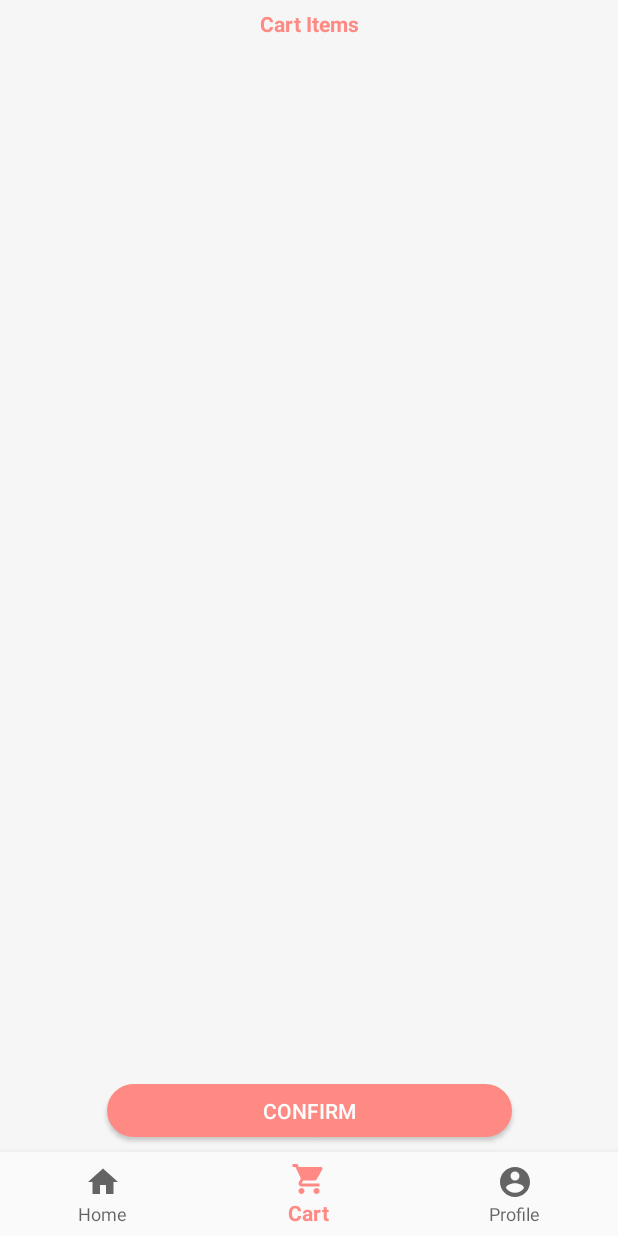
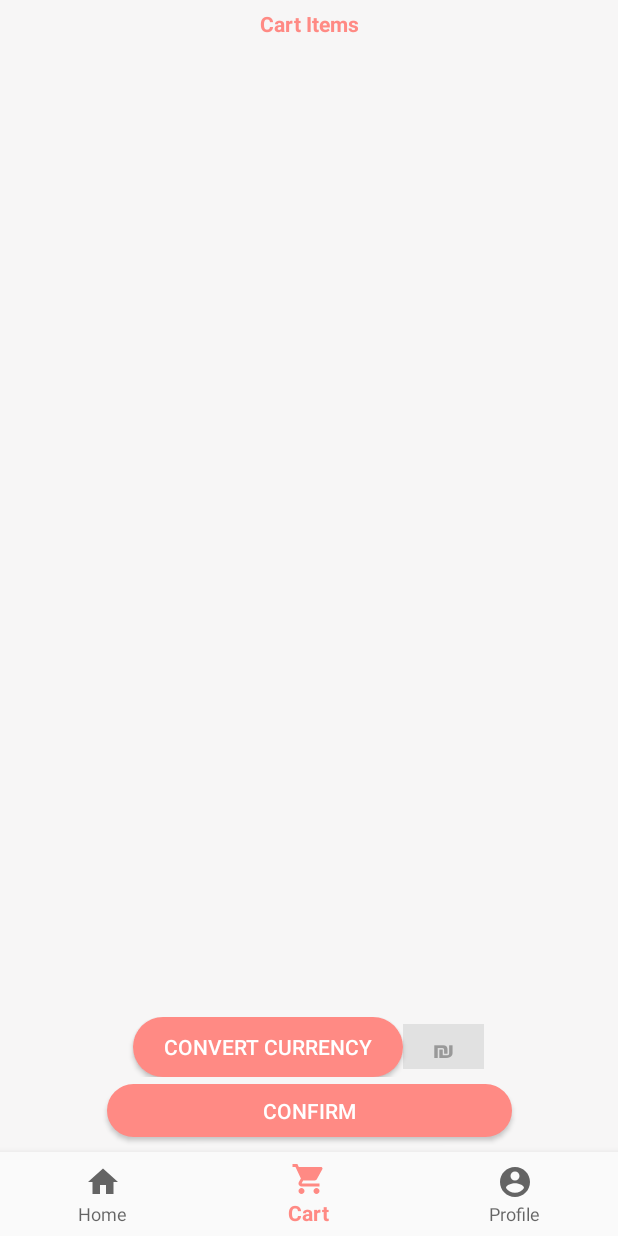
Before and after one commit to TasnimZuhod/MobileProject, an Android app: the CartActivity screen opened directly, with no data from a screen before it, on a phone screen of 412 x 824 dp. Run offline under Robolectric (Android 15) with nearby library versions, the phone set to English and light mode, and no system bars.

Commit message:
Add currency converter to cart + Fix profile

```diff
--- a/app/src/main/java/bzu/mobile/project/UserprofileActivity.java
+++ b/app/src/main/java/bzu/mobile/project/UserprofileActivity.java
@@ -25,7 +25,7 @@ public class UserprofileActivity extends AppCompatActivity {
         setContentView(R.layout.activity_userprofile);
         BottomNavigationView navigation = (BottomNavigationView) findViewById(R.id.navigation);
         userName = (TextView) findViewById(R.id.usernameLabel);
-        //userName.setText();
+        userName.setText(LoginActivity.username);
         navigation.setOnNavigationItemSelectedListener(mOnNavigationItemSelectedListener);
         navigation.getMenu().getItem(2).setChecked(true);
     }
--- a/app/src/main/res/layout/activity_cart.xml
+++ b/app/src/main/res/layout/activity_cart.xml
@@ -35,6 +35,45 @@
         android:paddingBottom="104dp"
          />
 
+    <android.support.v7.widget.LinearLayoutCompat
+        android:id="@+id/desc"
+        android:layout_width="match_parent"
+        android:layout_height="wrap_content"
+        android:layout_marginBottom="50dp"
+        android:gravity="center"
+        app:layout_constraintLeft_toLeftOf="parent"
+        app:layout_constraintRight_toRightOf="parent"
+        app:layout_constraintBottom_toTopOf="@+id/navigation">
+
+    <Button
+        android:id="@+id/ConvertBTNCart"
+        android:layout_width="180dp"
+        android:layout_height="40dp"
+        android:onClick="ConvertCurrecny"
+        android:paddingLeft="5dp"
+        android:paddingRight="5dp"
+        android:text="@string/ConvertCurrency"
+        android:textColor="#fff"
+        app:layout_constraintRight_toLeftOf="parent"
+        android:background="@drawable/buttonshape"/>
+
+    <TextView
+        android:id="@+id/convertedPrice"
+        android:layout_width="wrap_content"
+        android:layout_height="30dp"
+        android:background="#e1e1e1"
+        android:paddingLeft="20dp"
+        android:paddingTop="5dp"
+        android:paddingRight="20dp"
+        android:paddingBottom="5dp"
+        android:text="₪"
+        android:textAlignment="center"
+        android:textColor="@color/TextColor"
+        android:textSize="16dp"
+        android:textStyle="bold" />
+
+    </android.support.v7.widget.LinearLayoutCompat>
+
     <Button
         android:id="@+id/ConfirmBTN"
         android:layout_width="wrap_content"
--- a/app/src/main/res/layout/activity_userprofile.xml
+++ b/app/src/main/res/layout/activity_userprofile.xml
@@ -30,7 +30,7 @@
             android:id="@+id/usernameLabel"
             android:layout_width="wrap_content"
             android:layout_height="wrap_content"
-            android:text="Sewar Issam"
+            android:text=""
             app:layout_constraintLeft_toLeftOf="parent"
             app:layout_constraintRight_toRightOf="parent"
             app:layout_constraintTop_toBottomOf="@+id/appCompatImageView1"
```
Also changed, not shown: app/src/main/java/bzu/mobile/project/CartActivity.java (+53 -3 lines), app/src/main/java/bzu/mobile/project/LoginActivity.java (+15 -8 lines), app/src/main/res/layout/confirm_buy.xml (+6 -5 lines).
